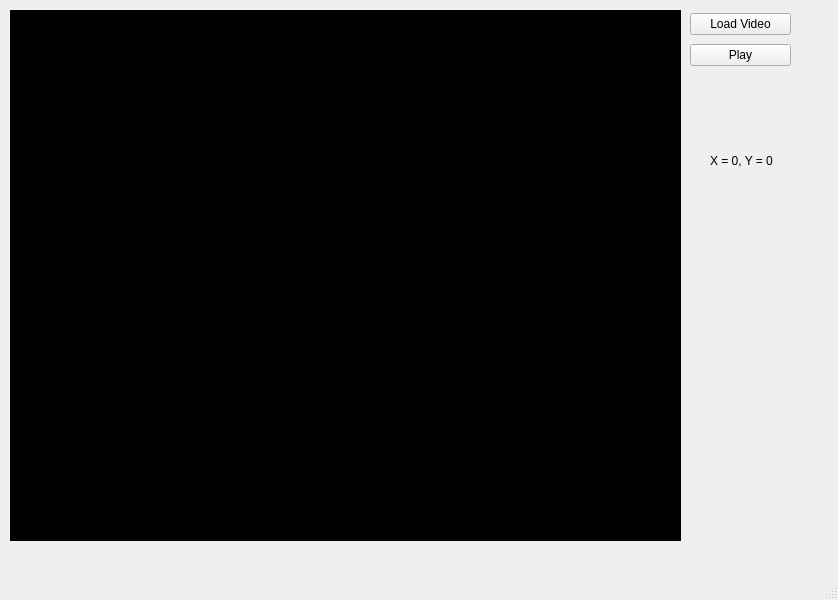
Before: the Qt Designer form ui/imagewindow.ui in ureadulose/CV-CS-graduateWork, drawn with Qt 5.
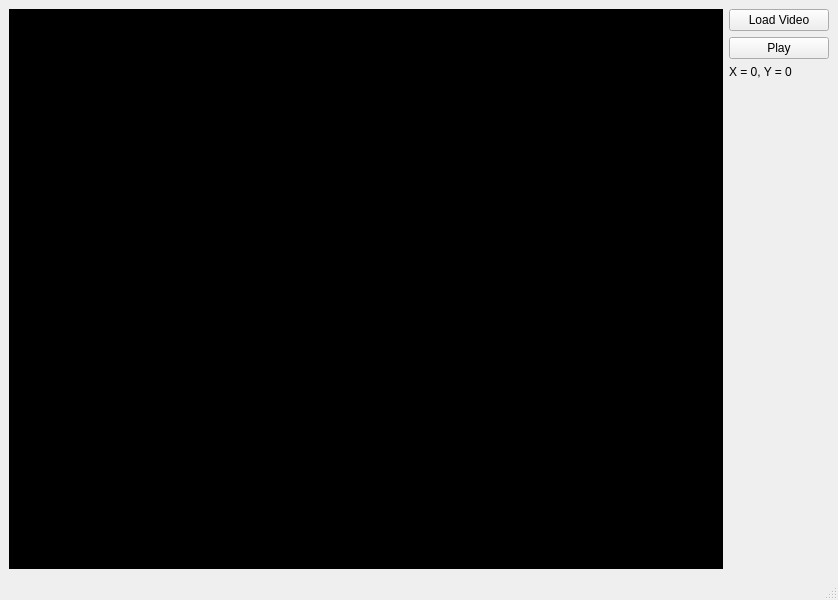
After: the same form once the commit is applied. Custom widgets are drawn as their Qt base class.

Commit message: added resize and reorganized ui

Diff of the .ui file:
```diff
--- a/ui/imagewindow.ui
+++ b/ui/imagewindow.ui
@@ -14,34 +14,8 @@
    <string>ImageWindow</string>
   </property>
   <widget class="QWidget" name="centralwidget">
-   <widget class="VideoFrame" name="lblFrame">
-    <property name="geometry">
-     <rect>
-      <x>10</x>
-      <y>10</y>
-      <width>671</width>
-      <height>531</height>
-     </rect>
-    </property>
-    <property name="mouseTracking">
-     <bool>true</bool>
-    </property>
-    <property name="styleSheet">
-     <string notr="true">Background-color: #000;</string>
-    </property>
-    <property name="text">
-     <string>TextLabel</string>
-    </property>
-   </widget>
-   <widget class="QWidget" name="verticalLayoutWidget">
-    <property name="geometry">
-     <rect>
-      <x>690</x>
-      <y>10</y>
-      <width>101</width>
-      <height>61</height>
-     </rect>
-    </property>
+   <layout class="QGridLayout" name="gridLayout_4" columnstretch="8,0">
+    <item row="0" column="1">
     <layout class="QVBoxLayout" name="verticalLayout">
      <item>
       <widget class="QPushButton" name="pushButton">
@@ -57,21 +31,54 @@
        </property>
       </widget>
      </item>
-    </layout>
-   </widget>
+      <item>
    <widget class="QLabel" name="lblMousePos">
-    <property name="geometry">
-     <rect>
-      <x>710</x>
-      <y>150</y>
-      <width>111</width>
-      <height>21</height>
-     </rect>
+        <property name="sizePolicy">
+         <sizepolicy hsizetype="Preferred" vsizetype="Preferred">
+          <horstretch>0</horstretch>
+          <verstretch>0</verstretch>
+         </sizepolicy>
+        </property>
+        <property name="minimumSize">
+         <size>
+          <width>100</width>
+          <height>0</height>
+         </size>
     </property>
     <property name="text">
      <string>X = 0, Y = 0</string>
     </property>
    </widget>
+      </item>
+      <item>
+       <spacer name="verticalSpacer">
+        <property name="orientation">
+         <enum>Qt::Vertical</enum>
+        </property>
+        <property name="sizeHint" stdset="0">
+         <size>
+          <width>20</width>
+          <height>40</height>
+         </size>
+        </property>
+       </spacer>
+      </item>
+     </layout>
+    </item>
+    <item row="0" column="0" rowspan="2">
+     <widget class="VideoFrame" name="lblFrame">
+      <property name="mouseTracking">
+       <bool>true</bool>
+      </property>
+      <property name="styleSheet">
+       <string notr="true">Background-color: #000;</string>
+      </property>
+      <property name="text">
+       <string>TextLabel</string>
+      </property>
+     </widget>
+    </item>
+   </layout>
   </widget>
   <widget class="QMenuBar" name="menubar">
    <property name="geometry">
```
Lines whose indentation alone changed are shown as unchanged. The commit also changes 1 other file.
